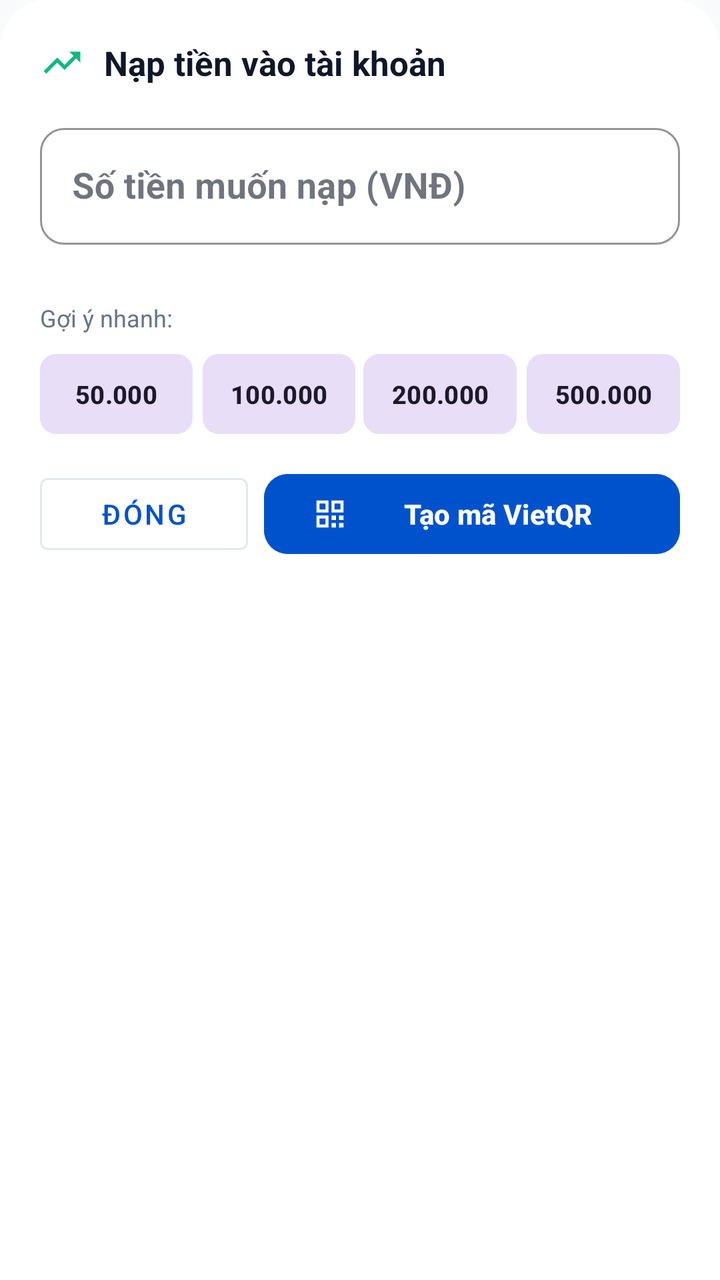
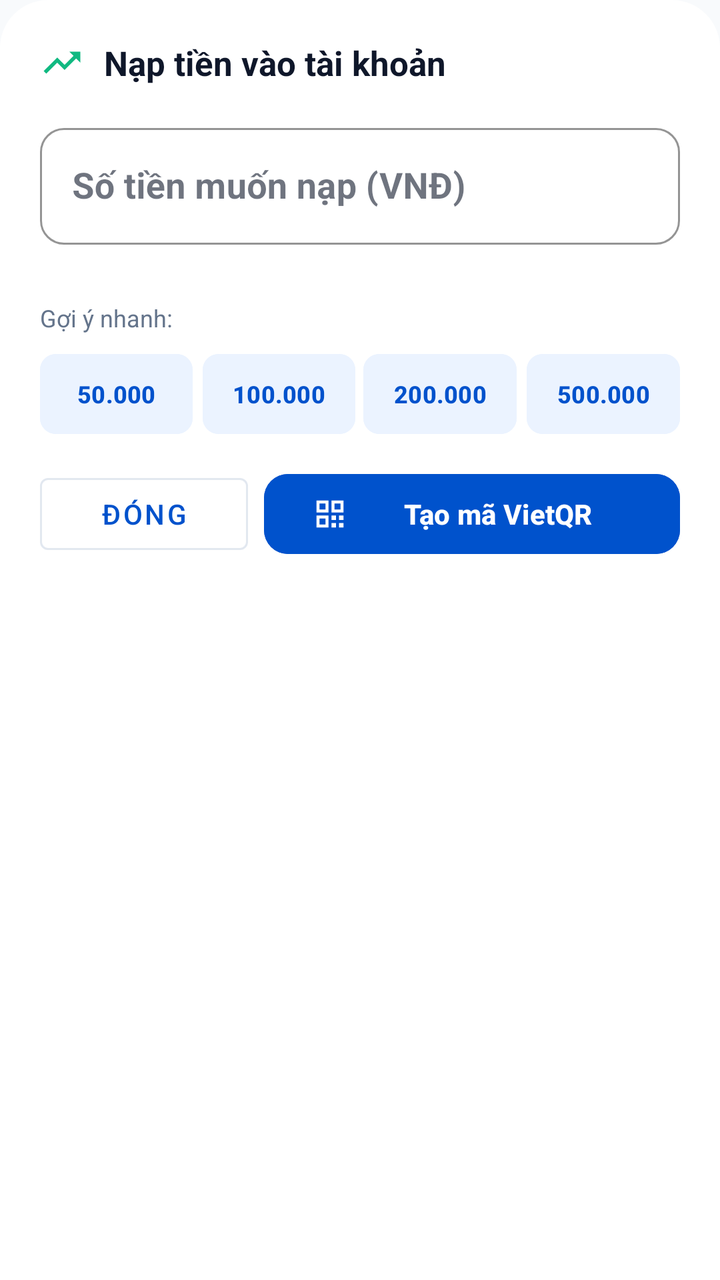

Screens rendered from an Android XML layout before and after an edit, with the pre-edit source and the edit as a unified diff.
<!-- AndroidManifest.xml: application theme Theme.SharedFund -->
<!-- res/layout/dialog_deposit.xml -->
<androidx.core.widget.NestedScrollView xmlns:android="http://schemas.android.com/apk/res/android"
    xmlns:app="http://schemas.android.com/apk/res-auto"
    android:layout_width="match_parent"
    android:layout_height="wrap_content"
    android:background="@drawable/bg_bottom_sheet"
    android:fillViewport="true">

    <LinearLayout
        android:layout_width="match_parent"
        android:layout_height="wrap_content"
        android:orientation="vertical"
        android:padding="20dp">
        <LinearLayout
            android:layout_width="match_parent"
            android:layout_height="wrap_content"
            android:gravity="center_vertical"
            android:orientation="horizontal"
            android:layout_marginBottom="16dp">

            <ImageView
                android:layout_width="22dp"
                android:layout_height="22dp"
                android:contentDescription="Nạp tiền"
                android:src="@drawable/ic_trending_up"
                app:tint="@color/accent_income" />

            <TextView
                android:id="@+id/tvDepositTitle"
                android:layout_width="wrap_content"
                android:layout_height="wrap_content"
                android:layout_marginStart="10dp"
                android:text="Nạp tiền vào tài khoản"
                android:textColor="@color/text_primary"
                android:textSize="17sp"
                android:textStyle="bold" />
        </LinearLayout>
        <com.google.android.material.textfield.TextInputLayout
            android:id="@+id/tilDepositAmount"
            style="@style/Widget.MaterialComponents.TextInputLayout.OutlinedBox"
            android:layout_width="match_parent"
            android:layout_height="wrap_content"
            android:hint="Số tiền muốn nạp (VNĐ)"
            app:boxCornerRadiusBottomEnd="12dp"
            app:boxCornerRadiusBottomStart="12dp"
            app:boxCornerRadiusTopEnd="12dp"
            app:boxCornerRadiusTopStart="12dp"
            app:boxStrokeColor="@color/accent_income"
            app:errorEnabled="true"
            app:prefixText="₫ ">

            <com.google.android.material.textfield.TextInputEditText
                android:id="@+id/etDepositAmount"
                android:layout_width="match_parent"
                android:layout_height="wrap_content"
                android:inputType="numberDecimal"
                android:textColor="@color/text_primary"
                android:textSize="18sp"
                android:textStyle="bold" />
        </com.google.android.material.textfield.TextInputLayout>
        <TextView
            android:layout_width="wrap_content"
            android:layout_height="wrap_content"
            android:layout_marginTop="8dp"
            android:layout_marginBottom="6dp"
            android:text="Gợi ý nhanh:"
            android:textColor="@color/text_secondary"
            android:textSize="12sp" />

        <LinearLayout
            android:layout_width="match_parent"
            android:layout_height="wrap_content"
            android:layout_marginTop="4dp"
            android:orientation="horizontal">

            <com.google.android.material.button.MaterialButton
                android:id="@+id/btnQuick50k"
                style="@style/Widget.Material3.Button.TonalButton"
                android:layout_width="0dp"
                android:layout_height="40dp"
                android:layout_marginEnd="3dp"
                android:layout_weight="1"
                android:ellipsize="none"
                android:insetTop="0dp"
                android:insetBottom="0dp"
                android:maxLines="1"
                android:paddingStart="4dp"
                android:paddingTop="0dp"
                android:paddingEnd="4dp"
                android:paddingBottom="0dp"
                android:singleLine="true"
                android:text="50.000"
                android:textSize="12.5sp"
                android:textStyle="bold"
                app:cornerRadius="8dp" />

            <com.google.android.material.button.MaterialButton
                android:id="@+id/btnQuick100k"
                style="@style/Widget.Material3.Button.TonalButton"
                android:layout_width="0dp"
                android:layout_height="40dp"
                android:layout_marginStart="2dp"
                android:layout_marginEnd="2dp"
                android:layout_weight="1"
                android:ellipsize="none"
                android:insetTop="0dp"
                android:insetBottom="0dp"
                android:maxLines="1"
                android:paddingStart="4dp"
                android:paddingTop="0dp"
                android:paddingEnd="4dp"
                android:paddingBottom="0dp"
                android:singleLine="true"
                android:text="100.000"
                android:textSize="12.5sp"
                android:textStyle="bold"
                app:cornerRadius="8dp" />

            <com.google.android.material.button.MaterialButton
                android:id="@+id/btnQuick200k"
                style="@style/Widget.Material3.Button.TonalButton"
                android:layout_width="0dp"
                android:layout_height="40dp"
                android:layout_marginStart="2dp"
                android:layout_marginEnd="2dp"
                android:layout_weight="1"
                android:ellipsize="none"
                android:insetTop="0dp"
                android:insetBottom="0dp"
                android:maxLines="1"
                android:paddingStart="4dp"
                android:paddingTop="0dp"
                android:paddingEnd="4dp"
                android:paddingBottom="0dp"
                android:singleLine="true"
                android:text="200.000"
                android:textSize="12.5sp"
                android:textStyle="bold"
                app:cornerRadius="8dp" />

            <com.google.android.material.button.MaterialButton
                android:id="@+id/btnQuick500k"
                style="@style/Widget.Material3.Button.TonalButton"
                android:layout_width="0dp"
                android:layout_height="40dp"
                android:layout_marginStart="3dp"
                android:layout_weight="1"
                android:ellipsize="none"
                android:insetTop="0dp"
                android:insetBottom="0dp"
                android:maxLines="1"
                android:paddingStart="4dp"
                android:paddingTop="0dp"
                android:paddingEnd="4dp"
                android:paddingBottom="0dp"
                android:singleLine="true"
                android:text="500.000"
                android:textSize="12.5sp"
                android:textStyle="bold"
                app:cornerRadius="8dp" />
        </LinearLayout>
    <LinearLayout
        android:id="@+id/layoutQrSection"
        android:layout_width="match_parent"
        android:layout_height="wrap_content"
        android:layout_marginTop="16dp"
        android:gravity="center"
        android:orientation="vertical"
        android:visibility="gone">

        <ImageView
            android:id="@+id/ivQrCode"
            android:layout_width="220dp"
            android:layout_height="220dp"
            android:contentDescription="VietQR"
            android:scaleType="fitCenter" />

        <LinearLayout
            android:id="@+id/layoutQrInfoCard"
            android:layout_width="match_parent"
            android:layout_height="wrap_content"
            android:layout_marginTop="16dp"
            android:background="@drawable/bg_card"
            android:orientation="vertical"
            android:padding="16dp">

            <LinearLayout
                android:layout_width="match_parent"
                android:layout_height="wrap_content"
                android:gravity="center_vertical"
                android:orientation="horizontal">

                <TextView
                    android:layout_width="0dp"
                    android:layout_height="wrap_content"
                    android:layout_weight="1"
                    android:text="Ngân hàng"
                    android:textColor="@color/text_secondary"
                    android:textSize="13sp" />

                <TextView
                    android:id="@+id/tvQrBankName"
                    android:layout_width="wrap_content"
                    android:layout_height="wrap_content"
                    android:text="Koin"
                    android:textColor="@color/text_primary"
                    android:textSize="14sp"
                    android:textStyle="bold" />
            </LinearLayout>

            <View
                android:layout_width="match_parent"
                android:layout_height="1dp"
                android:layout_marginTop="10dp"
                android:layout_marginBottom="10dp"
                android:background="@color/border_light" />

            <LinearLayout
                android:layout_width="match_parent"
                android:layout_height="wrap_content"
                android:gravity="center_vertical"
                android:orientation="horizontal">

                <TextView
                    android:layout_width="0dp"
                    android:layout_height="wrap_content"
                    android:layout_weight="1"
                    android:text="Tên người nhận"
                    android:textColor="@color/text_secondary"
                    android:textSize="13sp" />

                <TextView
                    android:id="@+id/tvQrRecipientName"
                    android:layout_width="wrap_content"
                    android:layout_height="wrap_content"
                    android:text="DO QUOC TRUNG"
                    android:textColor="@color/text_primary"
                    android:textSize="14sp"
                    android:textStyle="bold" />
            </LinearLayout>

            <View
                android:layout_width="match_parent"
                android:layout_height="1dp"
                android:layout_marginTop="10dp"
                android:layout_marginBottom="10dp"
                android:background="@color/border_light" />

            <LinearLayout
                android:id="@+id/btnCopyQrAccountNumber"
                android:layout_width="match_parent"
                android:layout_height="wrap_content"
                android:clickable="true"
                android:focusable="true"
                android:foreground="?attr/selectableItemBackground"
                android:gravity="center_vertical"
                android:orientation="horizontal">

                <TextView
                    android:layout_width="0dp"
                    android:layout_height="wrap_content"
                    android:layout_weight="1"
                    android:text="Số tài khoản"
                    android:textColor="@color/text_secondary"
                    android:textSize="13sp" />

                <TextView
                    android:id="@+id/tvQrAccountNumber"
                    android:layout_width="wrap_content"
                    android:layout_height="wrap_content"
                    android:layout_marginEnd="6dp"
                    android:text="0392934291"
                    android:textColor="@color/primary"
                    android:textSize="14sp"
                    android:textStyle="bold" />

                <ImageView
                    android:layout_width="16dp"
                    android:layout_height="16dp"
                    android:src="@drawable/ic_copy"
                    app:tint="@color/primary" />
            </LinearLayout>

            <View
                android:layout_width="match_parent"
                android:layout_height="1dp"
                android:layout_marginTop="10dp"
                android:layout_marginBottom="10dp"
                android:background="@color/border_light" />

            <LinearLayout
                android:layout_width="match_parent"
                android:layout_height="wrap_content"
                android:gravity="center_vertical"
                android:orientation="horizontal">

                <TextView
                    android:layout_width="0dp"
                    android:layout_height="wrap_content"
                    android:layout_weight="1"
                    android:text="Số tiền nạp"
                    android:textColor="@color/text_secondary"
                    android:textSize="13sp" />

                <TextView
                    android:id="@+id/tvQrAmount"
                    android:layout_width="wrap_content"
                    android:layout_height="wrap_content"
                    android:text="0 ₫"
                    android:textColor="@color/text_primary"
                    android:textSize="15sp"
                    android:textStyle="bold" />
            </LinearLayout>
                    <View
                        android:layout_width="match_parent"
                        android:layout_height="1dp"
                        android:layout_marginTop="10dp"
                        android:layout_marginBottom="10dp"
                        android:background="@color/border_light" />

                    <TextView
                        android:id="@+id/tvQrDepositNotice"
                        android:layout_width="match_parent"
                        android:layout_height="wrap_content"
                        android:lineSpacingExtra="3dp"
                        android:text="Lưu ý: Vui lòng giữ nguyên nội dung chuyển tiền để hệ thống tự động cộng tiền vào ví."
                        android:textColor="@color/text_secondary"
                        android:textSize="12.5sp" />
        </LinearLayout>

        <LinearLayout
            android:id="@+id/layoutQrProcessingNotice"
            android:layout_width="match_parent"
            android:layout_height="wrap_content"
            android:layout_marginTop="16dp"
            android:background="@drawable/bg_card"
            android:gravity="center"
            android:orientation="vertical"
            android:padding="28dp"
            android:visibility="gone">

            <ProgressBar
                android:layout_width="44dp"
                android:layout_height="44dp"
                android:indeterminateTint="@color/primary" />

            <TextView
                android:layout_width="wrap_content"
                android:layout_height="wrap_content"
                android:layout_marginTop="16dp"
                android:text="Đang xử lý giao dịch..."
                android:textColor="@color/text_primary"
                android:textSize="16sp"
                android:textStyle="bold" />

            <TextView
                android:layout_width="wrap_content"
                android:layout_height="wrap_content"
                android:layout_marginTop="4dp"
                android:text="Hệ thống đã nhận được tiền, đang hoàn tất xác nhận"
                android:textColor="@color/text_secondary"
                android:textSize="12.5sp" />
        </LinearLayout>

        <LinearLayout
            android:id="@+id/layoutQrSuccessNotice"
            android:layout_width="match_parent"
            android:layout_height="wrap_content"
            android:layout_marginTop="16dp"
            android:background="@drawable/bg_card"
            android:gravity="center"
            android:orientation="vertical"
            android:padding="28dp"
            android:visibility="gone">

            <ImageView
                android:layout_width="56dp"
                android:layout_height="56dp"
                android:background="@drawable/bg_income_badge"
                android:padding="12dp"
                android:src="@drawable/ic_check"
                app:tint="@color/accent_income" />

            <TextView
                android:id="@+id/tvQrSuccessTitle"
                android:layout_width="wrap_content"
                android:layout_height="wrap_content"
                android:layout_marginTop="14dp"
                android:text="Đóng quỹ thành công!"
                android:textColor="@color/text_primary"
                android:textSize="18sp"
                android:textStyle="bold" />

            <TextView
                android:id="@+id/tvQrSuccessAmount"
                android:layout_width="wrap_content"
                android:layout_height="wrap_content"
                android:layout_marginTop="6dp"
                android:text="+50.000 ₫"
                android:textColor="@color/text_primary"
                android:textSize="24sp"
                android:textStyle="bold" />

            <TextView
                android:layout_width="wrap_content"
                android:layout_height="wrap_content"
                android:layout_marginTop="4dp"
                android:text="Số dư quỹ đã được cập nhật thành công"
                android:textColor="@color/text_secondary"
                android:textSize="13sp" />

            <com.google.android.material.button.MaterialButton
                android:id="@+id/btnQrSuccessDone"
                android:layout_width="match_parent"
                android:layout_height="48dp"
                android:layout_marginTop="20dp"
                android:backgroundTint="@color/primary"
                android:text="Hoàn tất"
                android:textColor="@color/white"
                android:textSize="14sp"
                android:textStyle="bold"
                app:cornerRadius="12dp" />
        </LinearLayout>
    </LinearLayout>
    <ProgressBar
        android:id="@+id/pbDepositLoading"
        android:layout_width="wrap_content"
        android:layout_height="wrap_content"
        android:layout_gravity="center"
        android:layout_marginTop="12dp"
        android:visibility="gone" />
    <LinearLayout
        android:layout_width="match_parent"
        android:layout_height="wrap_content"
        android:layout_marginTop="16dp"
        android:orientation="horizontal">

        <com.google.android.material.button.MaterialButton
            android:id="@+id/btnCancelDeposit"
            style="@style/Widget.MaterialComponents.Button.OutlinedButton"
            android:layout_width="0dp"
            android:layout_height="48dp"
            android:layout_marginEnd="8dp"
            android:layout_weight="1"
            android:text="Đóng"
            android:textSize="14sp"
            app:strokeColor="@color/border" />

        <com.google.android.material.button.MaterialButton
            android:id="@+id/btnGenerateQr"
            android:layout_width="0dp"
            android:layout_height="48dp"
            android:layout_weight="2"
            android:backgroundTint="@color/primary"
            android:text="Tạo mã VietQR"
            android:textColor="@color/white"
            android:textSize="14sp"
            android:textStyle="bold"
            app:cornerRadius="12dp"
            app:icon="@drawable/ic_qr_code"
            app:iconTint="@color/white" />
    </LinearLayout>
    </LinearLayout>
</androidx.core.widget.NestedScrollView>
<!-- resources referenced by this layout -->
<resources>
  <color name="accent_income">#10B981</color>
  <color name="border">#E2E8F0</color>
  <color name="border_light">#F1F5F9</color>
  <color name="primary">#0052CC</color>
  <color name="text_primary">#0F172A</color>
  <color name="text_secondary">#64748B</color>
  <color name="white">#FFFFFFFF</color>
  <!-- drawable bg_bottom_sheet (drawable) -->
  <?xml version="1.0" encoding="utf-8"?>
  <shape xmlns:android="http://schemas.android.com/apk/res/android"
      android:shape="rectangle">
      <solid android:color="@color/surface" />
      <corners
          android:topLeftRadius="24dp"
          android:topRightRadius="24dp"
          android:bottomLeftRadius="0dp"
          android:bottomRightRadius="0dp" />
  </shape>
  <!-- drawable bg_card (drawable) -->
  <?xml version="1.0" encoding="utf-8"?>
  <shape xmlns:android="http://schemas.android.com/apk/res/android"
      android:shape="rectangle">
      <solid android:color="@color/surface" />
      <corners android:radius="16dp" />
      <stroke android:width="1dp" android:color="@color/border" />
  </shape>
  <!-- drawable bg_income_badge (drawable) -->
  <?xml version="1.0" encoding="utf-8"?>
  <shape xmlns:android="http://schemas.android.com/apk/res/android"
      android:shape="rectangle">
      <solid android:color="@color/accent_income_light" />
      <corners android:radius="8dp" />
  </shape>
  <!-- drawable ic_check (drawable) -->
  <vector xmlns:android="http://schemas.android.com/apk/res/android"
      android:width="24dp"
      android:height="24dp"
      android:viewportWidth="24"
      android:viewportHeight="24"
      android:tint="?attr/colorControlNormal">
      <path
          android:fillColor="@android:color/white"
          android:pathData="M9,16.17L4.83,12l-1.42,1.41L9,19 21,7l-1.41,-1.41z"/>
  </vector>
  <!-- drawable ic_copy (drawable) -->
  <vector xmlns:android="http://schemas.android.com/apk/res/android"
      android:width="24dp"
      android:height="24dp"
      android:viewportWidth="24"
      android:viewportHeight="24"
      android:tint="?attr/colorControlNormal">
      <path
          android:fillColor="@android:color/white"
          android:pathData="M16,1H4c-1.1,0 -2,0.9 -2,2v14h2V3h12V1zm3,4H8c-1.1,0 -2,0.9 -2,2v14c0,1.1 0.9,2 2,2h11c1.1,0 2,-0.9 2,-2V7c0,-1.1 -0.9,-2 -2,-2zm0,16H8V7h11v14z"/>
  </vector>
  <!-- drawable ic_qr_code (drawable) -->
  <vector xmlns:android="http://schemas.android.com/apk/res/android"
      android:width="24dp"
      android:height="24dp"
      android:viewportWidth="24"
      android:viewportHeight="24">
      <path
          android:fillColor="@android:color/black"
          android:pathData="M3,3h8v8H3zM5,5v4h4V5zM13,3h8v8h-8zM15,5v4h4V5zM3,13h8v8H3zM5,15v4h4v-4zM13,13h3v3h-3zM18,13h3v3h-3zM13,18h3v3h-3zM18,18h3v3h-3z" />
  </vector>
  <!-- drawable ic_trending_up (drawable) -->
  <vector xmlns:android="http://schemas.android.com/apk/res/android"
      android:width="24dp"
      android:height="24dp"
      android:viewportWidth="24"
      android:viewportHeight="24">
      <path
          android:fillColor="#10B981"
          android:pathData="M16,6l2.29,2.29 -4.88,4.88 -4,-4L2,16.59 3.41,18l6,-6 4,4 6.3,-6.29L22,12V6z"/>
  </vector>
  <style name="Theme.SharedFund" parent="Base.Theme.SharedFund" />
  <color name="surface">#FFFFFF</color>
  <color name="accent_income_light">#D1FAE5</color>
  <color name="primary_dark">#003D99</color>
  <color name="background">#F8FAFC</color>
  <!-- unchanged entries left out for length: 1 -->
</resources>

<!-- the commit's change to res/layout/dialog_deposit.xml (unified diff, before → after) -->
@@ -79,6 +79,8 @@
                 android:layout_height="40dp"
                 android:layout_marginEnd="3dp"
                 android:layout_weight="1"
+                android:backgroundTint="@color/accent_blue_light"
+                android:textColor="@color/primary"
                 android:ellipsize="none"
                 android:insetTop="0dp"
                 android:insetBottom="0dp"
@@ -89,9 +91,10 @@
                 android:paddingBottom="0dp"
                 android:singleLine="true"
                 android:text="50.000"
-                android:textSize="12.5sp"
+                android:textSize="12sp"
                 android:textStyle="bold"
-                app:cornerRadius="8dp" />
+                app:cornerRadius="8dp"
+                app:strokeWidth="0dp" />
 
             <com.google.android.material.button.MaterialButton
                 android:id="@+id/btnQuick100k"
@@ -101,6 +104,8 @@
                 android:layout_marginStart="2dp"
                 android:layout_marginEnd="2dp"
                 android:layout_weight="1"
+                android:backgroundTint="@color/accent_blue_light"
+                android:textColor="@color/primary"
                 android:ellipsize="none"
                 android:insetTop="0dp"
                 android:insetBottom="0dp"
@@ -111,9 +116,10 @@
                 android:paddingBottom="0dp"
                 android:singleLine="true"
                 android:text="100.000"
-                android:textSize="12.5sp"
+                android:textSize="12sp"
                 android:textStyle="bold"
-                app:cornerRadius="8dp" />
+                app:cornerRadius="8dp"
+                app:strokeWidth="0dp" />
 
             <com.google.android.material.button.MaterialButton
                 android:id="@+id/btnQuick200k"
@@ -123,6 +129,8 @@
                 android:layout_marginStart="2dp"
                 android:layout_marginEnd="2dp"
                 android:layout_weight="1"
+                android:backgroundTint="@color/accent_blue_light"
+                android:textColor="@color/primary"
                 android:ellipsize="none"
                 android:insetTop="0dp"
                 android:insetBottom="0dp"
@@ -133,9 +141,10 @@
                 android:paddingBottom="0dp"
                 android:singleLine="true"
                 android:text="200.000"
-                android:textSize="12.5sp"
+                android:textSize="12sp"
                 android:textStyle="bold"
-                app:cornerRadius="8dp" />
+                app:cornerRadius="8dp"
+                app:strokeWidth="0dp" />
 
             <com.google.android.material.button.MaterialButton
                 android:id="@+id/btnQuick500k"
@@ -144,6 +153,8 @@
                 android:layout_height="40dp"
                 android:layout_marginStart="3dp"
                 android:layout_weight="1"
+                android:backgroundTint="@color/accent_blue_light"
+                android:textColor="@color/primary"
                 android:ellipsize="none"
                 android:insetTop="0dp"
                 android:insetBottom="0dp"
@@ -154,9 +165,10 @@
                 android:paddingBottom="0dp"
                 android:singleLine="true"
                 android:text="500.000"
-                android:textSize="12.5sp"
+                android:textSize="12sp"
                 android:textStyle="bold"
-                app:cornerRadius="8dp" />
+                app:cornerRadius="8dp"
+                app:strokeWidth="0dp" />
         </LinearLayout>
     <LinearLayout
         android:id="@+id/layoutQrSection"
<!-- resource entries referenced after the edit -->
@@ -1,5 +1,6 @@
 <!-- resources referenced by this layout -->
 <resources>
+  <color name="accent_blue_light">#EBF3FF</color>
   <color name="accent_income">#10B981</color>
   <color name="border">#E2E8F0</color>
   <color name="border_light">#F1F5F9</color>
